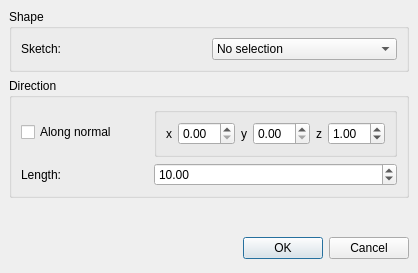
Above: src/Mod/Part/Gui/DlgExtrusion.ui from berndhahnebach/All_FreeCAD before the change. Below: the same form after it.
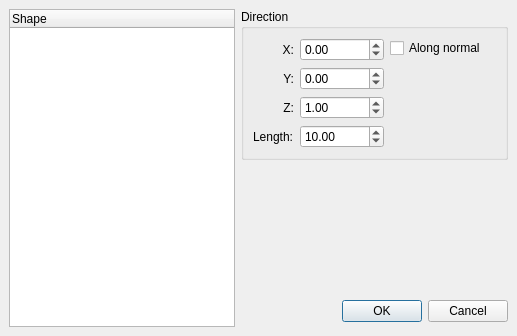
That is the form after the change.

Commit message: + multi-selection of shapes to extrude + exception-handling of makePrism() + set maximum value for height to INT_MAX

Patch:
```diff
--- a/src/Mod/Part/Gui/DlgExtrusion.ui
+++ b/src/Mod/Part/Gui/DlgExtrusion.ui
@@ -8,8 +8,8 @@
    <rect>
     <x>0</x>
     <y>0</y>
-    <width>418</width>
-    <height>273</height>
+    <width>517</width>
+    <height>336</height>
    </rect>
   </property>
   <property name="windowTitle" >
@@ -22,7 +22,20 @@
    <property name="spacing" >
     <number>6</number>
    </property>
-   <item row="1" column="0" >
+   <item row="1" column="1" >
+    <spacer>
+     <property name="orientation" >
+      <enum>Qt::Vertical</enum>
+     </property>
+     <property name="sizeHint" >
+      <size>
+       <width>20</width>
+       <height>131</height>
+      </size>
+     </property>
+    </spacer>
+   </item>
+   <item row="0" column="1" >
     <widget class="QGroupBox" name="groupBox_2" >
      <property name="title" >
       <string>Direction</string>
@@ -34,163 +47,138 @@
       <property name="spacing" >
        <number>6</number>
       </property>
-      <item row="0" column="0" >
+      <item row="1" column="1" >
+       <spacer>
+        <property name="orientation" >
+         <enum>Qt::Vertical</enum>
+        </property>
+        <property name="sizeHint" >
+         <size>
+          <width>91</width>
+          <height>61</height>
+         </size>
+        </property>
+       </spacer>
+      </item>
+      <item row="0" column="1" >
        <widget class="QCheckBox" name="checkNormal" >
         <property name="text" >
          <string>Along normal</string>
         </property>
        </widget>
       </item>
-      <item row="0" column="1" >
-       <widget class="QGroupBox" name="groupBoxDir" >
-        <property name="title" >
-         <string/>
-        </property>
-        <layout class="QHBoxLayout" >
+      <item rowspan="2" row="0" column="0" >
+       <layout class="QGridLayout" >
          <property name="margin" >
-          <number>9</number>
-         </property>
-         <property name="spacing" >
-          <number>6</number>
-         </property>
-         <item>
-          <layout class="QHBoxLayout" >
-           <property name="margin" >
             <number>0</number>
            </property>
            <property name="spacing" >
             <number>6</number>
            </property>
-           <item>
-            <widget class="QLabel" name="label_2" >
-             <property name="text" >
-              <string>x</string>
-             </property>
-             <property name="alignment" >
-              <set>Qt::AlignRight|Qt::AlignTrailing|Qt::AlignVCenter</set>
+        <item row="3" column="1" >
+         <widget class="QDoubleSpinBox" name="dirLen" >
+          <property name="maximum" >
+           <double>2.14748e+09</double>
+          </property>
+          <property name="value" >
+           <double>10</double>
              </property>
             </widget>
            </item>
-           <item>
-            <widget class="QDoubleSpinBox" name="dirX" />
-           </item>
-          </layout>
-         </item>
-         <item>
-          <layout class="QHBoxLayout" >
-           <property name="margin" >
-            <number>0</number>
-           </property>
-           <property name="spacing" >
-            <number>6</number>
-           </property>
-           <item>
-            <widget class="QLabel" name="label_3" >
-             <property name="text" >
-              <string>y</string>
-             </property>
-             <property name="alignment" >
-              <set>Qt::AlignRight|Qt::AlignTrailing|Qt::AlignVCenter</set>
-             </property>
-            </widget>
-           </item>
-           <item>
-            <widget class="QDoubleSpinBox" name="dirY" />
-           </item>
-          </layout>
-         </item>
-         <item>
-          <layout class="QHBoxLayout" >
-           <property name="margin" >
-            <number>0</number>
-           </property>
-           <property name="spacing" >
-            <number>6</number>
-           </property>
-           <item>
+        <item row="2" column="0" >
             <widget class="QLabel" name="label_4" >
              <property name="text" >
-              <string>z</string>
+           <string>Z:</string>
              </property>
              <property name="alignment" >
               <set>Qt::AlignRight|Qt::AlignTrailing|Qt::AlignVCenter</set>
              </property>
             </widget>
            </item>
-           <item>
+        <item row="0" column="0" >
+         <widget class="QLabel" name="label_2" >
+          <property name="text" >
+           <string>X:</string>
+          </property>
+          <property name="alignment" >
+           <set>Qt::AlignRight|Qt::AlignTrailing|Qt::AlignVCenter</set>
+          </property>
+         </widget>
+        </item>
+        <item row="1" column="1" >
+         <widget class="QDoubleSpinBox" name="dirY" >
+          <property name="maximum" >
+           <double>100</double>
+          </property>
+          <property name="minimum" >
+           <double>-100</double>
+          </property>
+         </widget>
+        </item>
+        <item row="2" column="1" >
             <widget class="QDoubleSpinBox" name="dirZ" >
+          <property name="maximum" >
+           <double>100</double>
+          </property>
+          <property name="minimum" >
+           <double>-100</double>
+          </property>
              <property name="value" >
               <double>1</double>
              </property>
             </widget>
            </item>
-          </layout>
-         </item>
-        </layout>
-       </widget>
-      </item>
-      <item row="1" column="0" >
+        <item row="3" column="0" >
        <widget class="QLabel" name="label_5" >
         <property name="text" >
          <string>Length:</string>
         </property>
        </widget>
       </item>
-      <item row="1" column="1" >
-       <widget class="QDoubleSpinBox" name="dirLen" >
-        <property name="value" >
-         <double>10</double>
-        </property>
-       </widget>
-      </item>
-     </layout>
+        <item row="0" column="1" >
+         <widget class="QDoubleSpinBox" name="dirX" >
+          <property name="maximum" >
+           <double>100</double>
+          </property>
+          <property name="minimum" >
+           <double>-100</double>
+          </property>
+         </widget>
+        </item>
+        <item row="1" column="0" >
+         <widget class="QLabel" name="label_3" >
+          <property name="text" >
+           <string>Y:</string>
+          </property>
+          <property name="alignment" >
+           <set>Qt::AlignRight|Qt::AlignTrailing|Qt::AlignVCenter</set>
+          </property>
+         </widget>
+        </item>
+       </layout>
+      </item>
+     </layout>
     </widget>
    </item>
-   <item row="2" column="0" >
-    <spacer>
-     <property name="orientation" >
-      <enum>Qt::Vertical</enum>
+   <item rowspan="3" row="0" column="0" >
+    <widget class="QTreeWidget" name="treeWidget" >
+     <property name="selectionMode" >
+      <enum>QAbstractItemView::ExtendedSelection</enum>
      </property>
-     <property name="sizeHint" >
-      <size>
-       <width>20</width>
-       <height>40</height>
-      </size>
+     <property name="indentation" >
+      <number>20</number>
      </property>
-    </spacer>
-   </item>
-   <item row="0" column="0" >
-    <widget class="QGroupBox" name="groupBox" >
-     <property name="title" >
+     <property name="rootIsDecorated" >
+      <bool>false</bool>
+     </property>
+     <column>
+      <property name="text" >
       <string>Shape</string>
      </property>
-     <layout class="QHBoxLayout" >
-      <property name="margin" >
-       <number>9</number>
-      </property>
-      <property name="spacing" >
-       <number>6</number>
-      </property>
-      <item>
-       <widget class="QLabel" name="label" >
-        <property name="text" >
-         <string>Sketch:</string>
-        </property>
-       </widget>
-      </item>
-      <item>
-       <widget class="QComboBox" name="comboBox" >
-        <item>
-         <property name="text" >
-          <string>No selection</string>
-         </property>
-        </item>
-       </widget>
-      </item>
-     </layout>
-    </widget>
-   </item>
-   <item row="3" column="0" >
+     </column>
+    </widget>
+   </item>
+   <item row="2" column="1" >
     <layout class="QHBoxLayout" >
      <property name="margin" >
       <number>0</number>
```
Left out of the diff: 10 changed lines with no effect on the pictures. Lines whose indentation alone changed are shown as unchanged. The commit also changes 4 other files.
